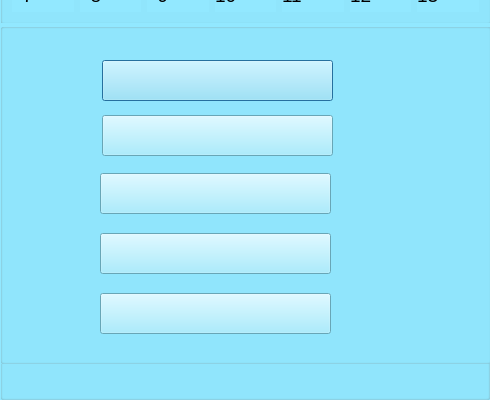
Above: SKOGKK/KKOGSK/mainwindowuserdialog.ui from Strauts/AppDeployment before the change; both pictures show x 0 to 490 and y 287 to 687 of the 490 by 687 pixel window. Below: the same form after it.
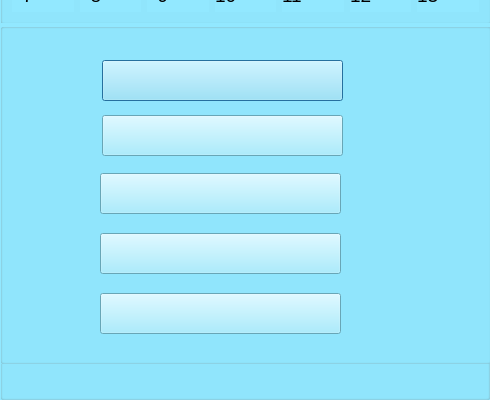
That is the form after the change. Icons and pictures are not drawn.

Patch:
```diff
--- a/SKOGKK/KKOGSK/mainwindowuserdialog.ui
+++ b/SKOGKK/KKOGSK/mainwindowuserdialog.ui
@@ -231,7 +231,7 @@
       <rect>
        <x>102</x>
        <y>37</y>
-       <width>231</width>
+       <width>241</width>
        <height>41</height>
       </rect>
      </property>
@@ -253,7 +253,7 @@
       <rect>
        <x>102</x>
        <y>92</y>
-       <width>231</width>
+       <width>241</width>
        <height>41</height>
       </rect>
      </property>
@@ -269,7 +269,7 @@
       <rect>
        <x>100</x>
        <y>210</y>
-       <width>231</width>
+       <width>241</width>
        <height>41</height>
       </rect>
      </property>
@@ -285,7 +285,7 @@
       <rect>
        <x>100</x>
        <y>270</y>
-       <width>231</width>
+       <width>241</width>
        <height>41</height>
       </rect>
      </property>
@@ -302,7 +302,7 @@
       <rect>
        <x>100</x>
        <y>150</y>
-       <width>231</width>
+       <width>241</width>
        <height>41</height>
       </rect>
      </property>
```
